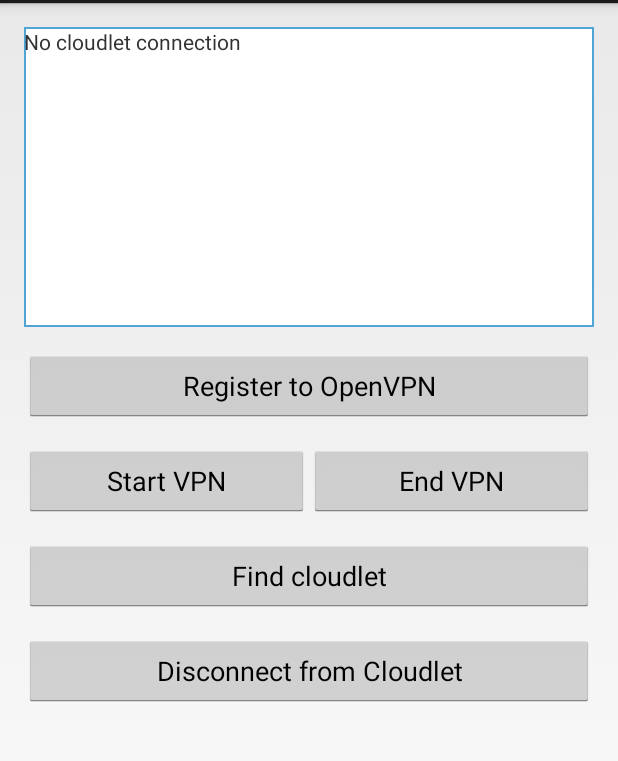
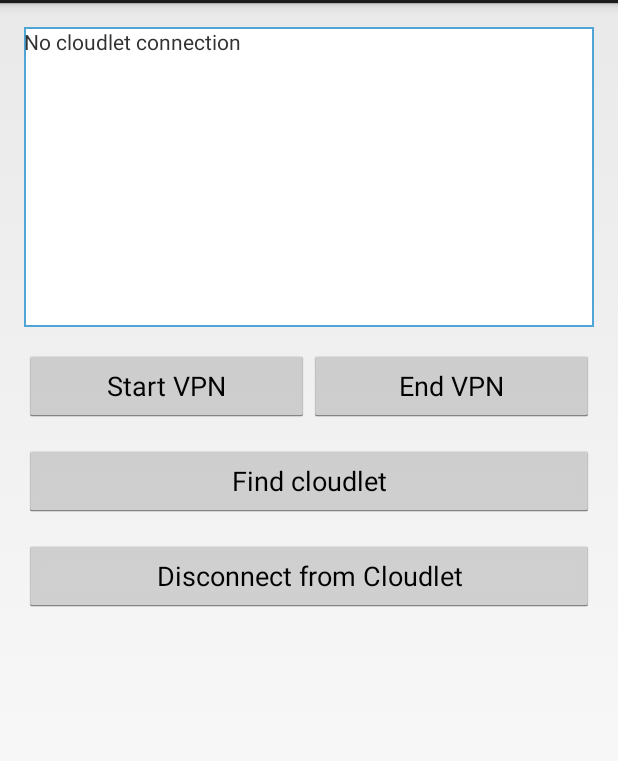
Before and after one commit to cmusatyalab/cloudlet-launcher, an Android app: the screen it shows after launch (MainActivity), on a phone screen of 412 x 824 dp, the part 69-830 px from its top. Run offline under Robolectric (Android 15) with nearby library versions, the phone set to English and light mode, and no system bars; libraries missing offline, so code that uses them is left out: de.blinkt.openvpn, edu.cmu.cs.

Commit message:
Check if OpenVPN is installed at the begining (onResume) of the app; If not, go to app store; Remove button to manually register app to OpenVPN.

```diff
--- a/app/src/main/java/edu/cmu/cs/elijah/cloudletlauncher/MainActivity.java
+++ b/app/src/main/java/edu/cmu/cs/elijah/cloudletlauncher/MainActivity.java
@@ -5,6 +5,8 @@ import android.content.ComponentName;
 import android.content.Context;
 import android.content.Intent;
 import android.content.ServiceConnection;
+import android.content.pm.PackageManager;
+import android.net.Uri;
 import android.os.Bundle;
 import android.os.Handler;
 import android.os.IBinder;
@@ -41,6 +43,7 @@ public class MainActivity extends Activity {
 
     // Service for cloudlet functionalities
     private ICloudletService mCloudletService = null;
+    private boolean isCloudletServiceConnected = false;
 
     // Service for OpenVPN client control; used only for registering app
     private IOpenVPNAPIService mVpnService = null;
@@ -59,17 +62,27 @@ public class MainActivity extends Activity {
         textStatus = (TextView) findViewById(R.id.text_status);
         buttonFindCloudlet = (Button) findViewById(R.id.button_find_cloudlet);
         buttonDisconnectCloudlet = (Button) findViewById(R.id.button_disconnect_cloudlet);
-
-        // Bind to the Cloudlet service
-        Intent intentCloudletService = new Intent(ICloudletService.class.getName());
-        intentCloudletService.setPackage("edu.cmu.cs.elijah.cloudletlauncher");
-        bindService(intentCloudletService, mCloudletConnection, Context.BIND_AUTO_CREATE);
     }
 
     @Override
     protected void onResume() {
         Log.v(LOG_TAG, "++onResume");
         super.onResume();
+
+        // Check if OpenVPN for Android has been installed
+        PackageManager pm = getPackageManager();
+        boolean isInstalled = isPackageInstalled("de.blinkt.openvpn", pm);
+        if (!isInstalled) {
+            Intent marketIntent = new Intent(Intent.ACTION_VIEW, Uri.parse("market://details?id=de.blinkt.openvpn"));
+            startActivity(marketIntent);
+        } else {
+            // Bind to the OpenVPN service to make sure CloudletLauncher has been registered
+            // After this is done, connection to CloudletLauncher service will be established
+            Intent intentVpnService = new Intent(IOpenVPNAPIService.class.getName());
+            Log.i(LOG_TAG, IOpenVPNAPIService.class.getName());
+            intentVpnService.setPackage("de.blinkt.openvpn");
+            bindService(intentVpnService, mVpnConnection, Context.BIND_AUTO_CREATE);
+        }
     }
 
     @Override
@@ -87,22 +100,14 @@ public class MainActivity extends Activity {
             } catch (RemoteException e) {}
         }
         unbindService(mCloudletConnection);
+        isCloudletServiceConnected = false;
 
         Log.v(LOG_TAG, "++onDestroy");
         super.onDestroy();
     }
 
 
-    /***** Begin handling button events ***************************************/
-    // Called when the "register_to_openvpn" button is clicked
-    public void registerOpenVpn(View view) {
-        // Bind to the OpenVPN service
-        Intent intentVpnService = new Intent(IOpenVPNAPIService.class.getName());
-        Log.i(LOG_TAG, IOpenVPNAPIService.class.getName());
-        intentVpnService.setPackage("de.blinkt.openvpn");
-
-        bindService(intentVpnService, mVpnConnection, Context.BIND_AUTO_CREATE);
-    }
+    /***** Begin handling button events ***********************************************************/
 
     // Called when the "start_openvpn" button is clicked
     public void startOpenVpn(View view) {
@@ -147,9 +152,9 @@ public class MainActivity extends Activity {
             }
         }
     }
-    /***** End handling button events *****************************************/
+    /***** End handling button events *************************************************************/
 
-    /***** Begin handling connection to cloudlet service **********************/
+    /***** Begin handling connection to cloudlet service ******************************************/
     private ICloudletServiceCallback mCallback = new ICloudletServiceCallback.Stub() {
         public void message(String message) throws RemoteException {
             Message msg = Message.obtain();
@@ -183,7 +188,18 @@ public class MainActivity extends Activity {
             mCloudletService = null;
         }
     };
-    /***** End handling connection to cloudlet service ************************/
+    /***** End handling connection to cloudlet service ********************************************/
+
+    /***** Begin helper functions *****************************************************************/
+    private boolean isPackageInstalled(String packagename, PackageManager packageManager) {
+        try {
+            packageManager.getPackageInfo(packagename, 0);
+            return true;
+        } catch (PackageManager.NameNotFoundException e) {
+            return false;
+        }
+    }
+    /***** End helper functions *******************************************************************/
 
     private ServiceConnection mVpnConnection = new ServiceConnection() {
         public void onServiceConnected(ComponentName className, IBinder service) {
@@ -191,7 +207,7 @@ public class MainActivity extends Activity {
             mVpnService = IOpenVPNAPIService.Stub.asInterface(service);
 
             // Request permission to use the API
-            // Don't understand what's the difference between the two
+            // Don't know the difference between prepare() and prepareVPNService()
             try {
                 Intent i = mVpnService.prepare(getApplicationContext().getPackageName());
                 if (i != null) {
@@ -213,7 +229,7 @@ public class MainActivity extends Activity {
 
     @Override
     public void onActivityResult(int requestCode, int resultCode, Intent data) {
-        if(requestCode == CONST_OPENVPN_PERMISSION) {
+        if (requestCode == CONST_OPENVPN_PERMISSION) {
             if (resultCode == Activity.RESULT_OK) {
                 try {
                     Intent i = mVpnService.prepareVPNService();
@@ -226,10 +242,10 @@ public class MainActivity extends Activity {
                     Log.e(LOG_TAG, "Error in VPN service call 'prepareVPNService'");
                 }
 
-                Message msg = Message.obtain();
-                msg.what = MSG_STATUS;
-                msg.obj = "Cloudlet Launcher successfully gained control over OpenVPN client";
-                mHandler.sendMessage(msg);
+//                Message msg = Message.obtain();
+//                msg.what = MSG_STATUS;
+//                msg.obj = "Cloudlet Launcher successfully gained control over OpenVPN client";
+//                mHandler.sendMessage(msg);
             } else {
                 Log.w(LOG_TAG, "The user hasn't permitted this app to control OpenVPN client");
 
@@ -237,6 +253,19 @@ public class MainActivity extends Activity {
                 msg.what = MSG_STATUS;
                 msg.obj = "Cloudlet Launcher failed to gain control over OpenVPN client";
                 mHandler.sendMessage(msg);
+            }
+        }
+        if (requestCode == CONST_OPENVPN_PERMISSION2) {
+            if (resultCode == Activity.RESULT_OK) {
+                // Bind to the Cloudlet service
+                if (!isCloudletServiceConnected) {
+                    Intent intentCloudletService = new Intent(ICloudletService.class.getName());
+                    intentCloudletService.setPackage("edu.cmu.cs.elijah.cloudletlauncher");
+                    bindService(intentCloudletService, mCloudletConnection, Context.BIND_AUTO_CREATE);
+                    isCloudletServiceConnected = true;
+                }
+
+                unbindService(mVpnConnection);
             }
         }
     };
--- a/app/src/main/res/layout/activity_main.xml
+++ b/app/src/main/res/layout/activity_main.xml
@@ -18,14 +18,6 @@
         android:layout_width="fill_parent"
         android:layout_height="200dp"
         android:text="@string/status_default" />
-
-    <Button
-        android:id="@+id/register_to_openvpn"
-        android:layout_width="fill_parent"
-        android:layout_height="wrap_content"
-        android:layout_marginTop="15dp"
-        android:text="@string/register_to_openvpn"
-        android:onClick="registerOpenVpn"/>
 
     <LinearLayout xmlns:android="http://schemas.android.com/apk/res/android"
         xmlns:tools="http://schemas.android.com/tools"
```
